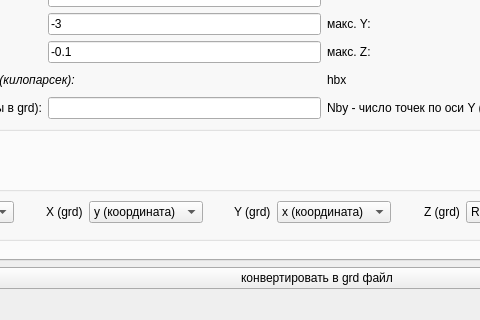
Before: the Qt Designer form src/UI/mainwindow.ui in Codbrain1/QSpace, drawn with Qt 5; both pictures show x 234 to 714 and y 379 to 699 of the 1102 by 699 pixel window.
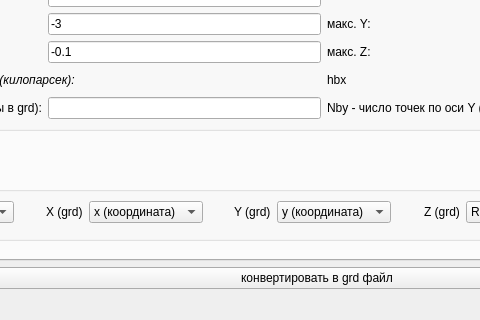
After: the same form once the commit is applied.

What changed in the file:
```diff
--- a/src/UI/mainwindow.ui
+++ b/src/UI/mainwindow.ui
@@ -295,10 +295,10 @@
                </widget>
               </item>
               <item row="0" column="7">
-               <widget class="QComboBox" name="comboBox_X">
+               <widget class="QComboBox" name="comboBox_Y">
                 <item>
                  <property name="text">
-                  <string>x (координата)</string>
+                  <string>y (координата)</string>
                  </property>
                 </item>
                 <item>
@@ -331,10 +331,10 @@
                </widget>
               </item>
               <item row="0" column="5">
-               <widget class="QComboBox" name="comboBox_Y">
+               <widget class="QComboBox" name="comboBox_X">
                 <item>
                  <property name="text">
-                  <string>y (координата)</string>
+                  <string>x (координата)</string>
                  </property>
                 </item>
                 <item>
```
Left out of the diff: 10 changed lines with no effect on the pictures.
